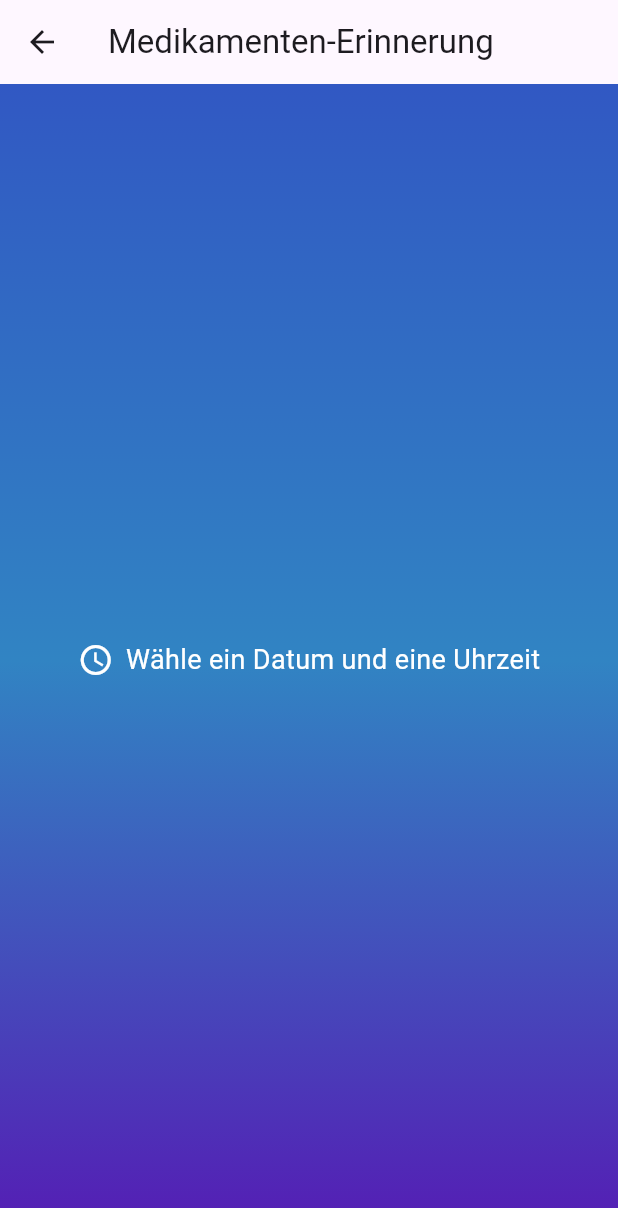
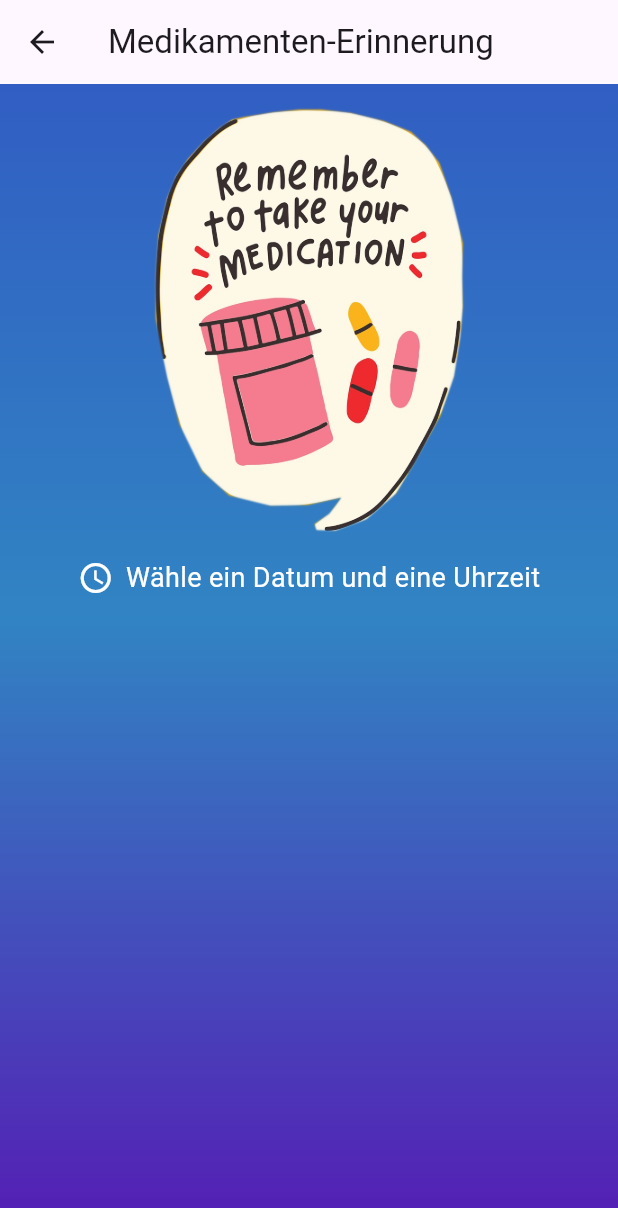
Before and after one commit to Jonalismus/companio_diabetes_app, a Flutter app: the NotificationSettings screen opened directly, on a phone screen of 412 x 824 dp. Shown: the top 1208 px of the screen. Run offline on Flutter 3.47's test engine with Material 3 defaults, Android fonts, the phone set to English and light mode, and no system bars; our stand-ins replace cloud_firestore, firebase_auth, firebase_core, flutter_datetime_picker_plus, flutter_local_notifications, timezone; accounts and stored records are empty.

Commit message:
finish notifications feature

```diff
--- a/lib/screens/pages/notificationSettings.dart
+++ b/lib/screens/pages/notificationSettings.dart
@@ -21,9 +21,6 @@ class _NotificationSettings extends State<NotificationSettings> {
   @override
   Widget build(BuildContext context) {
     return Scaffold(
-      appBar: AppBar(
-        title: Text("Medikamenten-Erinnerung"),
-      ),
       body: Container(
         decoration: BoxDecoration(
           gradient: LinearGradient(
@@ -36,25 +33,41 @@ class _NotificationSettings extends State<NotificationSettings> {
             end: Alignment.bottomCenter,
           ),
         ),
-        child: Center(
+        child: Column(
+          children: [
+            AppBar(
+              title: Text("Medikamenten-Erinnerung"),
+            ),
+            // Logo hinzufügen
+            Padding(
+              padding: const EdgeInsets.all(8.0),
+              child: Image.asset('assets/images/rememberLogo.png', height: 300, width: 300), // Passe die Größe an
+            ),
+            Center(
               child: Column(
                 mainAxisAlignment: MainAxisAlignment.center,
                 children: [
-              if (!isNotificationScheduled) DatePickerTxt(
+                  if (!isNotificationScheduled)
+                    DatePickerTxt(
                       onDateTimeSelected: () {
                         setState(() {
                           isTimeSelected = true;
                         });
                       },
                     ),
-              if (isTimeSelected && !isNotificationScheduled) ScheduleBtn(onScheduled: () {
+                  if (isTimeSelected && !isNotificationScheduled)
+                    ScheduleBtn(onScheduled: () {
                       setState(() {
                         isNotificationScheduled = true;
                       });
                     }),
-              if (isNotificationScheduled) Text('Ihre Erinnerung wurde festgelegt', style: TextStyle(color: Colors.white, fontSize: 20.0)),
+                  if (isNotificationScheduled)
+                    Text('Ihre Erinnerung wurde festgelegt',
+                        style: TextStyle(color: Colors.white, fontSize: 20.0)),
                 ],
               ),
+            ),
+          ],
         ),
       ),
     );
@@ -122,8 +135,8 @@ class ScheduleBtn extends StatelessWidget {
       onPressed: () {
         debugPrint('Notification Scheduled for $scheduleTime');
         NotificationService().scheduleNotification(
-          title: 'Scheduled Notification',
-          body: '$scheduleTime',
+          title: 'Medikamenten einnahme',
+          body: 'Es ist Zeit, ihre Medikamente einzunehmen!',
           scheduledNotificationDateTime: scheduleTime,
         );
         onScheduled();
--- a/pubspec.yaml
+++ b/pubspec.yaml
@@ -67,6 +67,7 @@ flutter:
 
   assets:
     - assets/images/App_Logo.png
+    - assets/images/rememberLogo.png
   # To add assets to your application, add an assets section, like this:
   # assets:
   #   - images/a_dot_burr.jpeg
```
Also changed, not shown: assets/images/rememberLogo.png (added). Lines whose indentation alone changed are shown as unchanged.
